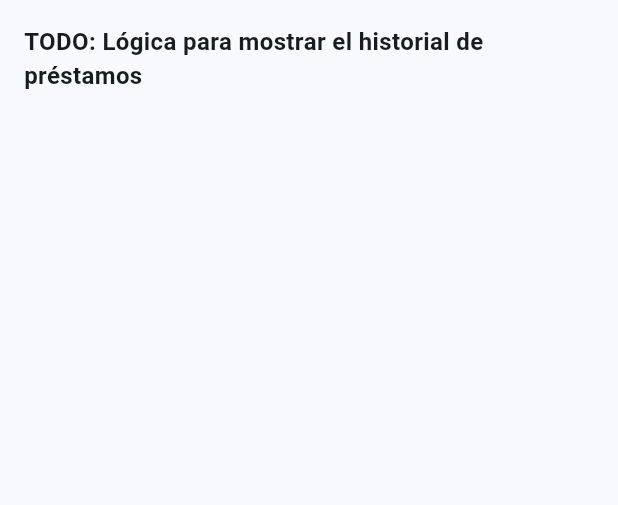
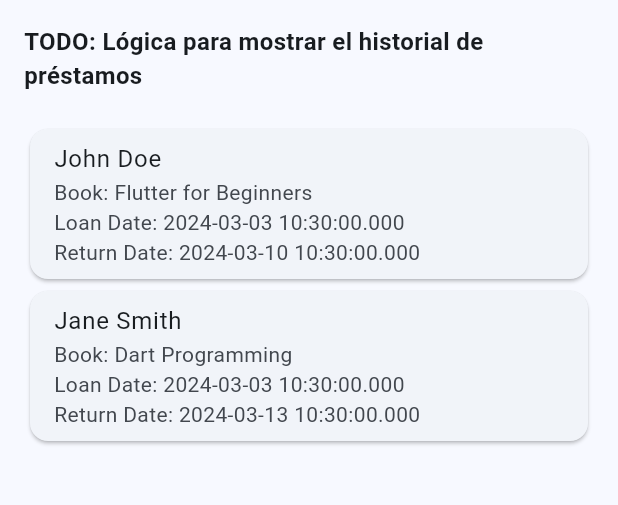
Before and after one commit to AndresLopez13/Front-Books-15589, a Flutter app: the ViewLoansScreen screen opened directly, on a phone screen of 412 x 824 dp, the part 84-589 px from its top. Run offline on Flutter 3.47's test engine with Material 3 defaults, Android fonts, the light colour scheme and no system bars.

Commit message:
reviseme jefe

```diff
--- a/frontbooks/lib/presentation/screens/view_loans.dart
+++ b/frontbooks/lib/presentation/screens/view_loans.dart
@@ -1,6 +1,7 @@
 import 'package:flutter/material.dart';
 import 'package:frontbooks/presentation/widgets/custom_scaffold.dart';
 import 'package:frontbooks/utils/colors.dart';
+import 'package:frontbooks/presentation/widgets/loan_list_item.dart'; // Importa el archivo de tu LoanListItem
 
 class ViewLoansScreen extends StatefulWidget {
   const ViewLoansScreen({Key? key}) : super(key: key);
@@ -26,13 +27,30 @@ class _ViewLoansScreenState extends State<ViewLoansScreen> {
     final double buttonFontSize = screenSize.width > 600 ? 18 : 14;
     final double horizontalPadding = screenSize.width > 600 ? 400 : 16;
 
+    // Suponiendo que tienes una lista de préstamos, aquí la estoy simulando con datos de ejemplo
+    List<Widget> loanItems = [
+      LoanListItem(
+        studentName: 'John Doe',
+        bookName: 'Flutter for Beginners',
+        loanDate: DateTime.now(),
+        returnDate: DateTime.now().add(Duration(days: 7)),
+      ),
+      LoanListItem(
+        studentName: 'Jane Smith',
+        bookName: 'Dart Programming',
+        loanDate: DateTime.now(),
+        returnDate: DateTime.now().add(Duration(days: 10)),
+      ),
+      // Puedes agregar más elementos aquí según tu lógica o datos
+    ];
+
     return CustomScaffold(
       title: 'Historial Préstamos',
       body: SingleChildScrollView(
         padding: const EdgeInsets.all(16.0),
         child: Form(
           key: _formKey,
-          child: const Column(
+          child: Column(
             crossAxisAlignment: CrossAxisAlignment.start,
             children: [
               Text(
@@ -42,6 +60,16 @@ class _ViewLoansScreenState extends State<ViewLoansScreen> {
                   fontSize: 16,
                 ),
               ),
+              SizedBox(height: 20), // Espacio entre el texto y los préstamos
+
+              // Mostrar los elementos de la lista de préstamos
+              ListView.builder(
+                shrinkWrap: true,
+                itemCount: loanItems.length,
+                itemBuilder: (context, index) {
+                  return loanItems[index];
+                },
+              ),
             ],
           ),
         ),
--- /dev/null
+++ b/frontbooks/lib/presentation/widgets/loan_list_item.dart
@@ -0,0 +1,32 @@
+import 'package:flutter/material.dart';
+
+class LoanListItem extends StatelessWidget {
+  final String studentName;
+  final String bookName;
+  final DateTime loanDate;
+  final DateTime returnDate;
+
+  const LoanListItem({
+    required this.studentName,
+    required this.bookName,
+    required this.loanDate,
+    required this.returnDate,
+  });
+
+  @override
+  Widget build(BuildContext context) {
+    return Card(
+      child: ListTile(
+        title: Text(studentName),
+        subtitle: Column(
+          crossAxisAlignment: CrossAxisAlignment.start,
+          children: [
+            Text('Book: $bookName'),
+            Text('Loan Date: ${loanDate.toString()}'),
+            Text('Return Date: ${returnDate.toString()}'),
+          ],
+        ),
+      ),
+    );
+  }
+}
```
